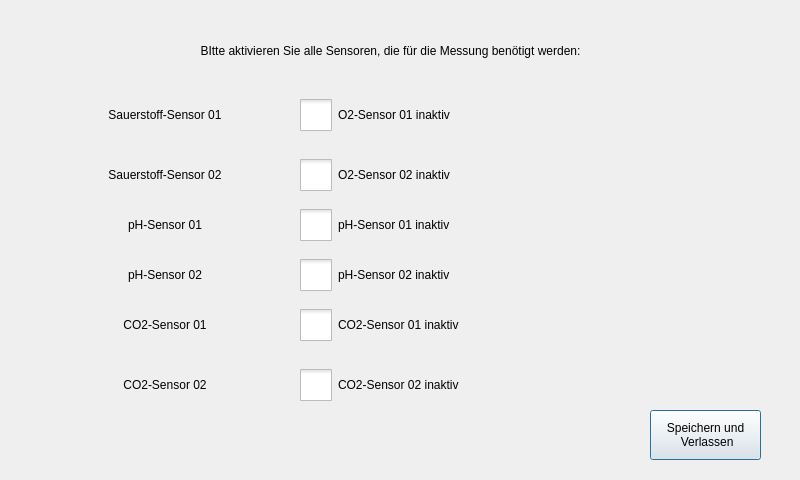
This is dialog.ui in CalamariFritti/DesktopUiQt as Qt 5 draws it before an edit. The edited form follows.
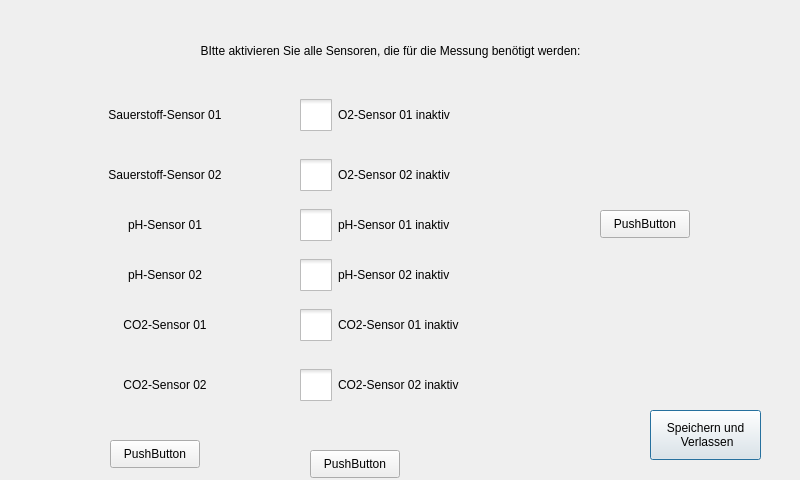
This is the edited form. Icons and pictures are not drawn.

What changed in the file:
```diff
--- a/dialog.ui
+++ b/dialog.ui
@@ -281,6 +281,45 @@
     <bool>false</bool>
    </property>
   </widget>
+  <widget class="QPushButton" name="pushButton">
+   <property name="geometry">
+    <rect>
+     <x>110</x>
+     <y>440</y>
+     <width>90</width>
+     <height>28</height>
+    </rect>
+   </property>
+   <property name="text">
+    <string>PushButton</string>
+   </property>
+  </widget>
+  <widget class="QPushButton" name="pushButton_2">
+   <property name="geometry">
+    <rect>
+     <x>310</x>
+     <y>450</y>
+     <width>90</width>
+     <height>28</height>
+    </rect>
+   </property>
+   <property name="text">
+    <string>PushButton</string>
+   </property>
+  </widget>
+  <widget class="QPushButton" name="pushButton_3">
+   <property name="geometry">
+    <rect>
+     <x>600</x>
+     <y>210</y>
+     <width>90</width>
+     <height>28</height>
+    </rect>
+   </property>
+   <property name="text">
+    <string>PushButton</string>
+   </property>
+  </widget>
   <zorder>label_8</zorder>
   <zorder>label_7</zorder>
   <zorder>saveAndExit_pushButton</zorder>
```
Left out of the diff: 3 changed lines with no effect on the pictures.
